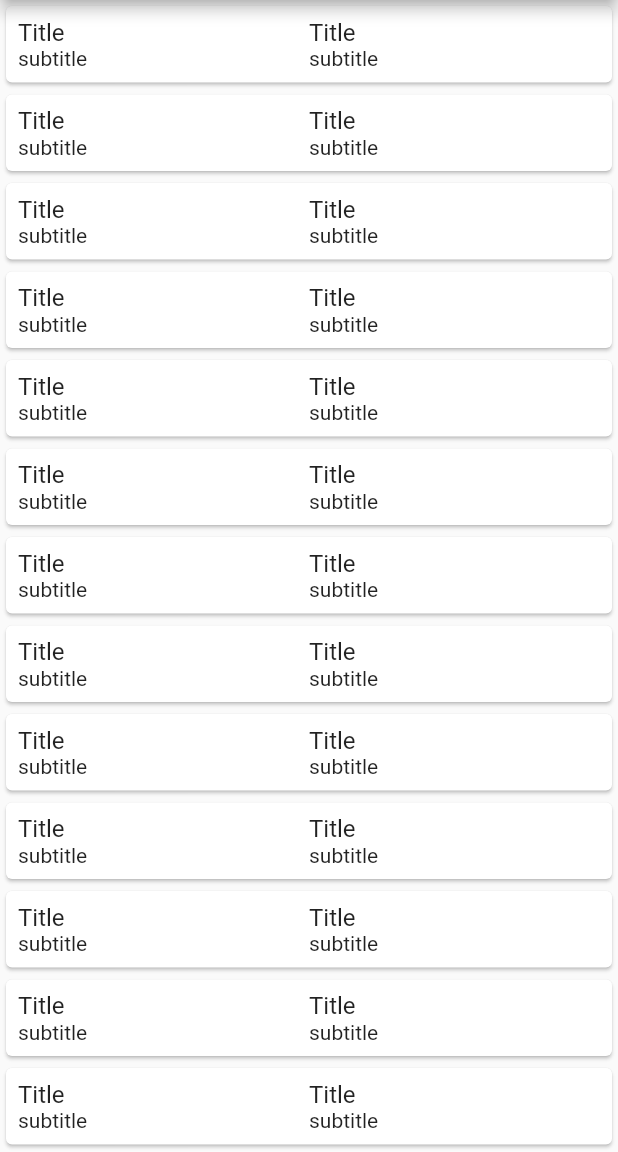
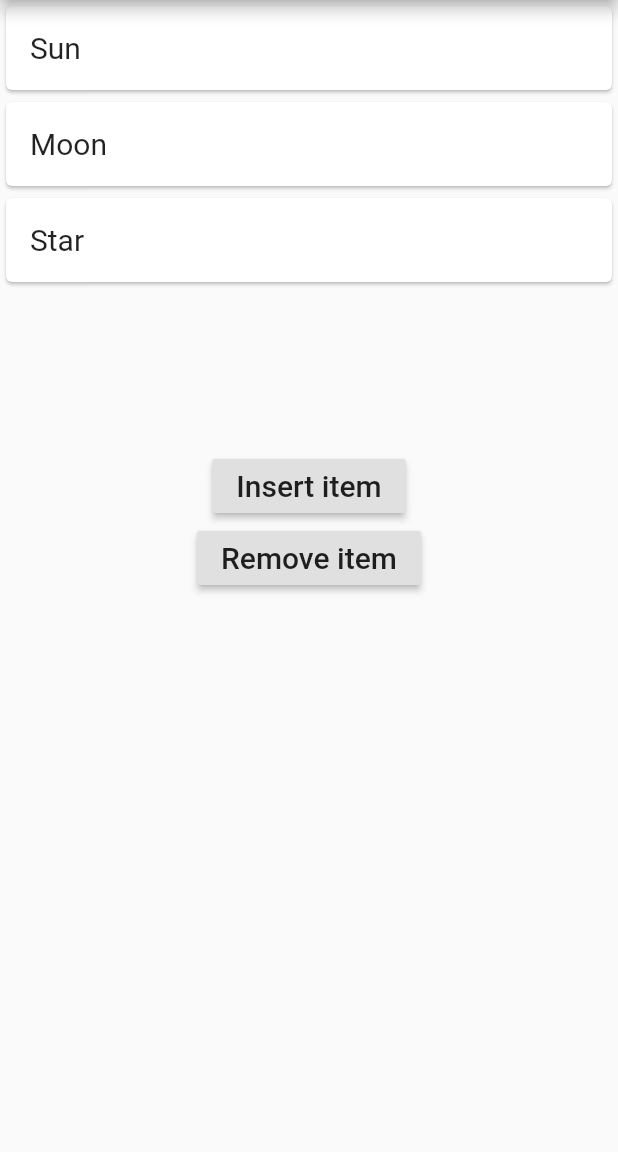
Before and after one commit to after-six/mastering_flutter_listview_jelly, a Flutter app: the screen it shows after launch, on a phone screen of 412 x 824 dp, the part 84-1236 px from its top. Run offline on Flutter 3.47's test engine with Material 2 defaults, Android fonts, the phone set to English and light mode, and no system bars.

Commit message:
Complete flutter listviews

```diff
--- a/lib/main.dart
+++ b/lib/main.dart
@@ -18,41 +18,91 @@ class MyApp extends StatelessWidget {
     );
   }
 }
+class BodyLayout extends StatefulWidget {
+  @override
+  BodyLayoutState createState() {
+    return new BodyLayoutState();
+  }
+}
+class BodyLayoutState extends State<BodyLayout> {
 
-class BodyLayout extends StatelessWidget {
+  // The GlobalKey keeps track of the visible state of the list items
+  // while they are being animated.
+  final GlobalKey<AnimatedListState> _listKey = GlobalKey();
+
+  // backing data
+  List<String> _data = ['Sun', 'Moon', 'Star'];
+
   @override
   Widget build(BuildContext context) {
-    return _myListView(context);
+    return Column(
+      children: <Widget>[
+        SizedBox(
+          height: 300,
+          child: AnimatedList(
+            // Give the Animated list the global key
+            key: _listKey,
+            initialItemCount: _data.length,
+            // Similar to ListView itemBuilder, but AnimatedList has
+            // an additional animation parameter.
+            itemBuilder: (context, index, animation) {
+              // Breaking the row widget out as a method so that we can
+              // share it with the _removeSingleItem() method.
+              return _buildItem(_data[index], animation);
+            },
+          ),
+        ),
+        RaisedButton(
+          child: Text('Insert item', style: TextStyle(fontSize: 20)),
+          onPressed: () {
+            _insertSingleItem();
+          },
+        ),
+        RaisedButton(
+          child: Text('Remove item', style: TextStyle(fontSize: 20)),
+          onPressed: () {
+            _removeSingleItem();
+          },
+        )
+      ],
+    );
+  }
+
+  // This is the animated row with the Card.
+  Widget _buildItem(String item, Animation animation) {
+    return SizeTransition(
+      sizeFactor: animation,
+      child: Card(
+        child: ListTile(
+          title: Text(
+            item,
+            style: TextStyle(fontSize: 20),
+          ),
+        ),
+      ),
+    );
+  }
+
+  void _insertSingleItem() {
+    String newItem = "Planet";
+    // Arbitrary location for demonstration purposes
+    int insertIndex = 2;
+    // Add the item to the data list.
+    _data.insert(insertIndex, newItem);
+    // Add the item visually to the AnimatedList.
+    _listKey.currentState.insertItem(insertIndex);
+  }
+
+  void _removeSingleItem() {
+    int removeIndex = 2;
+    // Remove item from data list but keep copy to give to the animation.
+    String removedItem = _data.removeAt(removeIndex);
+    // This builder is just for showing the row while it is still
+    // animating away. The item is already gone from the data list.
+    AnimatedListRemovedItemBuilder builder = (context, animation) {
+      return _buildItem(removedItem, animation);
+    };
+    // Remove the item visually from the AnimatedList.
+    _listKey.currentState.removeItem(removeIndex, builder);
   }
 }
-
-// replace this function with the code in the examples
-Widget _myListView(BuildContext context) {
-  // the Expanded widget lets the columns share the space
-  Widget column = Expanded(
-    child: Column(
-      // align the text to the left instead of centered
-      crossAxisAlignment: CrossAxisAlignment.start,
-      children: <Widget>[
-        Text('Title', style: TextStyle(fontSize: 16),),
-        Text('subtitle'),
-      ],
-    ),
-  );
-
-  return ListView.builder(
-    itemBuilder: (context, index) {
-      return Card(
-        child: Padding(
-          padding: const EdgeInsets.all(8.0),
-          child: Row(
-            children: <Widget>[
-              column,
-              column,
-            ],
-          ),
-        ),
-      );
-    },
-  );
-}
```
